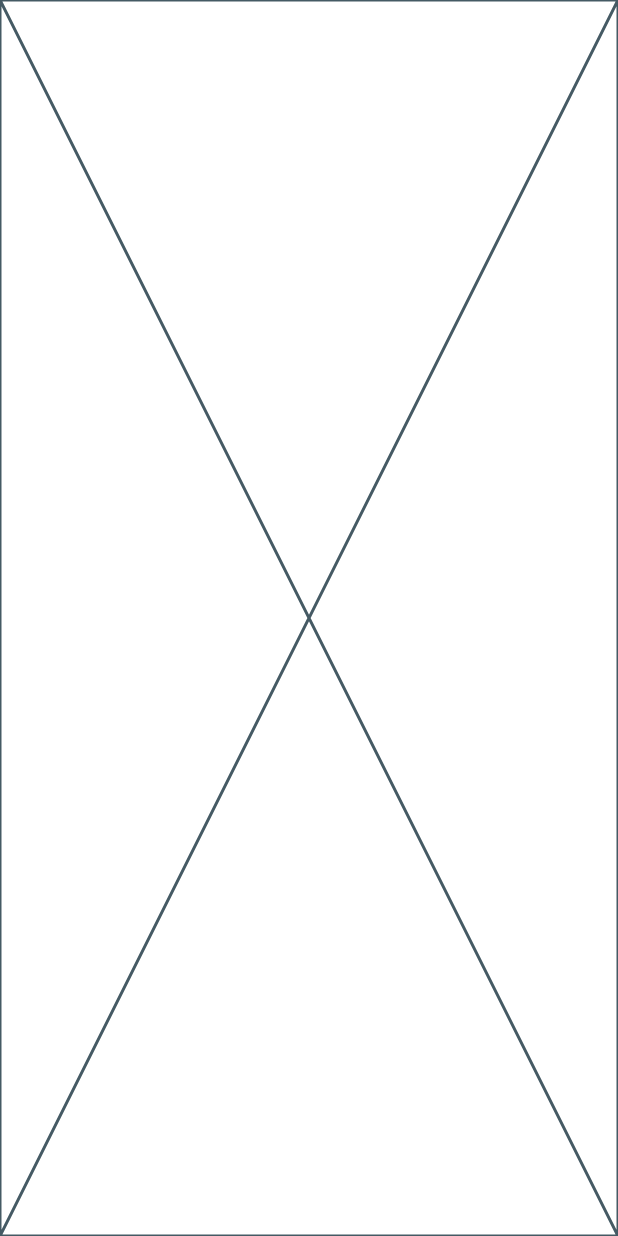
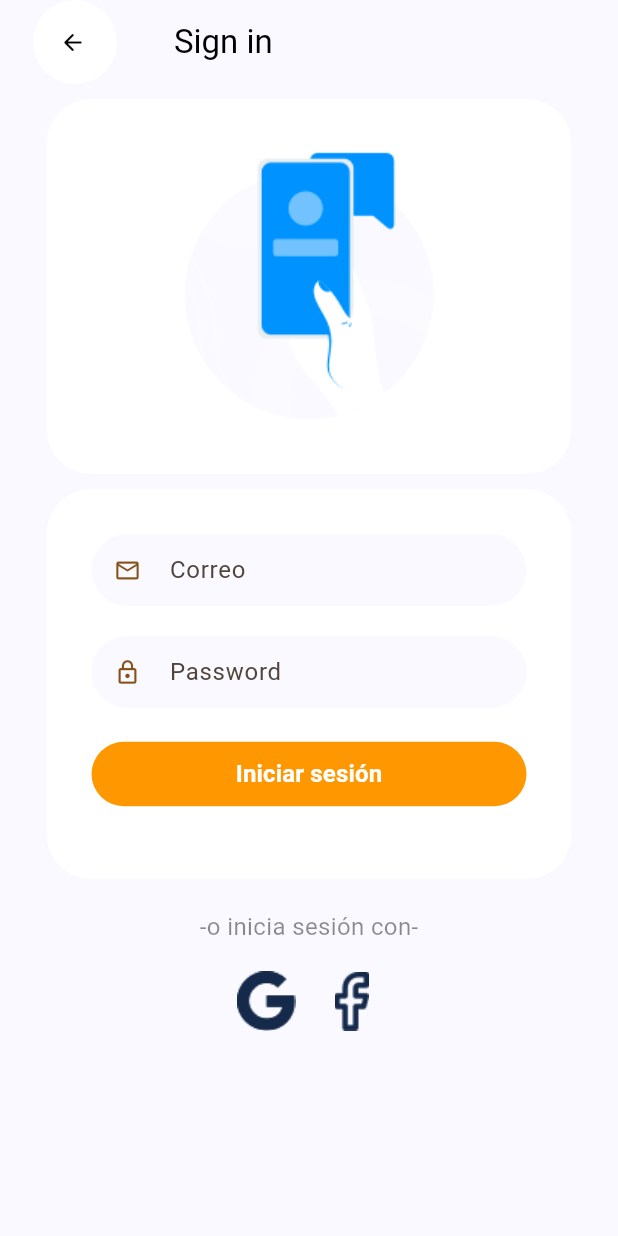
Before and after one commit to Maldy08/flutter_shopping_mxl_v2, a Flutter app: the screen it shows after launch, after a tap on "Login", on a phone screen of 412 x 824 dp. Run offline on Flutter 3.47's test engine with Material 2 defaults, Android fonts, the phone set to English and light mode, and no system bars; our stand-ins replace go_router.

Commit message:
loginScreen

```diff
--- a/lib/config/router/app_router.dart
+++ b/lib/config/router/app_router.dart
@@ -6,10 +6,12 @@ final appRouter = GoRouter(
   routes: [
     GoRoute(
       path: '/',
+      name: WelcomeScreen.name,
       builder: (context, state) => const WelcomeScreen(),
     ),
     GoRoute(
       path: '/login',
+      name: LoginScreen.name,
       builder: (context, state) => const LoginScreen(),
     ),
   ],
--- a/lib/config/theme/app_theme.dart
+++ b/lib/config/theme/app_theme.dart
@@ -30,6 +30,7 @@ class AppTheme {
       ThemeData(
         useMaterial3: true,
         colorSchemeSeed: colorList[selectedColor],
+
         appBarTheme: const AppBarTheme(
           centerTitle: false,
         )
--- a/lib/main.dart
+++ b/lib/main.dart
@@ -13,7 +13,7 @@ class MainApp extends StatelessWidget {
   Widget build(BuildContext context) {
     return  MaterialApp.router(
       routerConfig: appRouter,
-      theme: AppTheme(selectedColor: 0).getTheme(),
+      theme: AppTheme(selectedColor: 7).getTheme(),
     );
   }
 }
--- a/lib/presentation/screens/login/login_screen.dart
+++ b/lib/presentation/screens/login/login_screen.dart
@@ -1,10 +1,150 @@
 import 'package:flutter/material.dart';
+import 'package:flutter_shopping_mxl_v2/config/theme/app_theme.dart';
+import 'package:flutter_shopping_mxl_v2/presentation/widgets/shared/custom_appbar.dart';
+import 'package:flutter_shopping_mxl_v2/presentation/widgets/widgets.dart';
 
 class LoginScreen extends StatelessWidget {
+  static const String name = "login_screen";
   const LoginScreen({super.key});
 
   @override
   Widget build(BuildContext context) {
-    return const Placeholder();
+    final theme = Theme.of(context);
+    return Scaffold(
+      appBar: const CustomAppBar(
+        title: 'Sign in',
+      ),
+      backgroundColor: AppTheme.getBackgroundContainerColor(),
+      body: SafeArea(
+        child: SizedBox(
+          width: double.infinity,
+          height: double.infinity,
+          child: SingleChildScrollView(
+            child: Column(
+              mainAxisAlignment: MainAxisAlignment.center,
+              children: [
+                const SizedBox(
+                  height: 10,
+                ),
+                Container(
+                  width: 350,
+                  height: 250,
+                  decoration: const BoxDecoration(
+                    color: Colors.white,
+                    borderRadius: BorderRadius.all(
+                      Radius.circular(30),
+                    ),
+                  ),
+                  child: Image.asset(
+                    'assets/images/login-image.png',
+                  ),
+                ),
+                const SizedBox(height: 10),
+                Container(
+                  width: 350,
+                  height: 260,
+                  decoration: const BoxDecoration(
+                      color: Colors.white,
+                      borderRadius: BorderRadius.all(Radius.circular(30))),
+                  padding: const EdgeInsets.all(30),
+                  child: Form(
+                      child: Column(
+                    children: [
+                      TextFormField(
+                        decoration:  InputDecoration(
+                          isDense: true,
+                          prefixIcon: Icon(
+                            Icons.mail_outline,
+                            color: theme.primaryColor,
+                          ),
+                          filled: true,
+                          fillColor: bgContainer,
+                          labelText: 'Correo',
+                          border: const OutlineInputBorder(
+                            borderSide: BorderSide.none,
+                            borderRadius: BorderRadius.all(
+                              Radius.circular(25),
+                            ),
+                          ),
+                        ),
+                      ),
+                      const SizedBox(
+                        height: 20,
+                      ),
+                      TextFormField(
+                        obscureText: true,
+                        decoration:  InputDecoration(
+                          isDense: true,
+                          prefixIcon: Icon(
+                            Icons.lock_outline,
+                            color: theme.primaryColor,
+                          ),
+                          filled: true,
+                          fillColor: bgContainer,
+                          labelText: 'Password',
+                          border: const OutlineInputBorder(
+                            borderSide: BorderSide.none,
+                            borderRadius: BorderRadius.all(
+                              Radius.circular(25),
+                            ),
+                          ),
+                        ),
+                      ),
+                      const SizedBox(
+                        height: 20,
+                      ),
+                      SizedBox(
+                        width: double.infinity,
+                        child: CustomElevatedButton(
+                            func: () {},
+                            label: 'Iniciar sesión',
+                            color: Colors.orange),
+                      )
+                    ],
+                  )),
+                ),
+                const Padding(
+                  padding: EdgeInsets.only(top: 20),
+                  child: Text(
+                    '-o inicia sesión con-',
+                    style: TextStyle(
+                      fontSize: 16,
+                      color: Colors.black45,
+                    ),
+                  ),
+                ),
+                const SizedBox(
+                  height: 10,
+                ),
+
+                Row(
+                  mainAxisAlignment: MainAxisAlignment.center,
+                  children: [
+
+                  Container(
+                    padding: const EdgeInsets.all(0.5),
+                    child: IconButton(
+                      onPressed: (){},
+                      icon: Image.asset('assets/images/Icon_Google.png',height: 40, width: 40,),
+                     ),
+
+                  ),
+                  Container(
+                    padding: const EdgeInsets.all(0.5),
+                    child: IconButton(
+                      onPressed: (){},
+                      icon: Image.asset('assets/images/Icon_facebook.png',height: 40, width: 40,),
+                     ),
+
+                  ),
+
+                ],)
+
+              ],
+            ),
+          ),
+        ),
+      ),
+    );
   }
 }
--- a/lib/presentation/screens/welcome/welcome_screen.dart
+++ b/lib/presentation/screens/welcome/welcome_screen.dart
@@ -1,9 +1,12 @@
 import 'package:flutter/material.dart';
 import 'package:flutter_shopping_mxl_v2/config/theme/app_theme.dart';
+import 'package:flutter_shopping_mxl_v2/presentation/screens.dart';
 import 'package:flutter_shopping_mxl_v2/presentation/widgets/widgets.dart';
 import 'package:go_router/go_router.dart';
 
 class WelcomeScreen extends StatelessWidget {
+  static const String name = "welcome_screen";
+
   const WelcomeScreen({super.key});
 
   @override
@@ -41,30 +44,28 @@ class WelcomeScreen extends StatelessWidget {
               ),
             ),
             const SizedBox(
-              height: 30.0,
+              height: 20.0,
             ),
-            Padding(
-              padding: const EdgeInsetsDirectional.fromSTEB(0, 20, 0, 0),
-              child: SizedBox(
+            SizedBox(
                 width: 260.00,
                 height: 50,
                 child: CustomElevatedButton(
                   func: () {
-                      context.push('/login');
+                    //context.push('/login');
+                    context.pushNamed(LoginScreen.name);
                   },
                   label: 'Login',
                   color: Colors.orange,
                 ) //boton,
               ),
+           const SizedBox(
+              height: 10.0,
             ),
-            Padding(
-              padding: const EdgeInsetsDirectional.fromSTEB(0, 15, 0, 0),
-              child: SizedBox(
+            SizedBox(
               width: 260.00,
               height: 50,
               child: CustomElevatedButton(
                   func: () {}, label: 'Registrarte', color: Colors.green),
-              ),
             ),
           ],
         ),
```
Also changed, not shown: assets/images/facebook-logo.png (added), assets/images/google-logo.png (added). Lines whose indentation alone changed are shown as unchanged.
